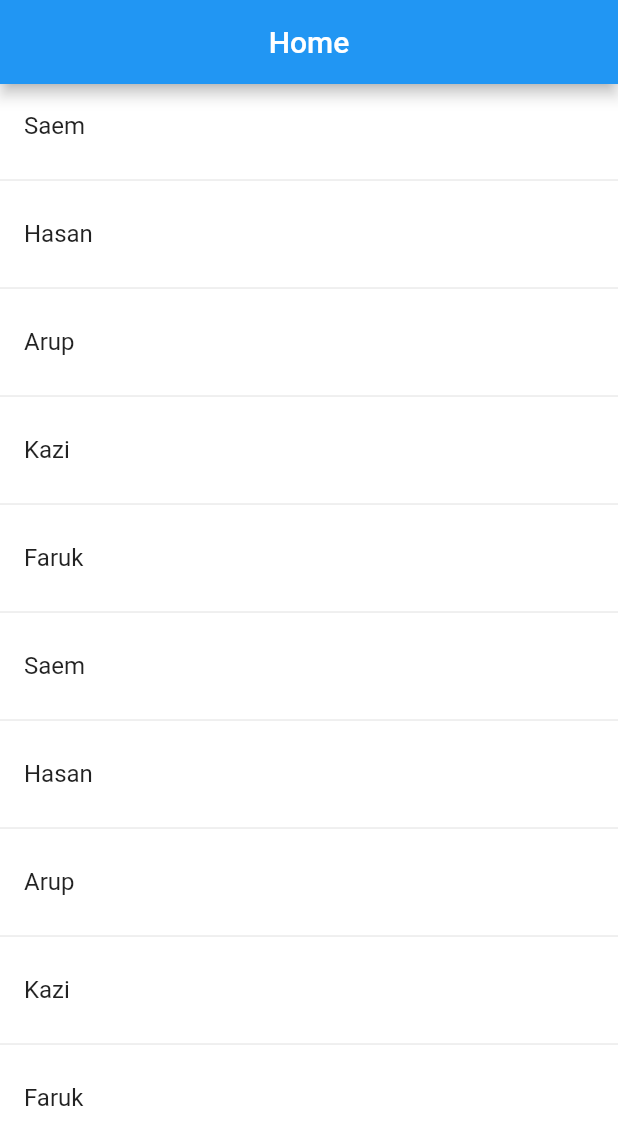
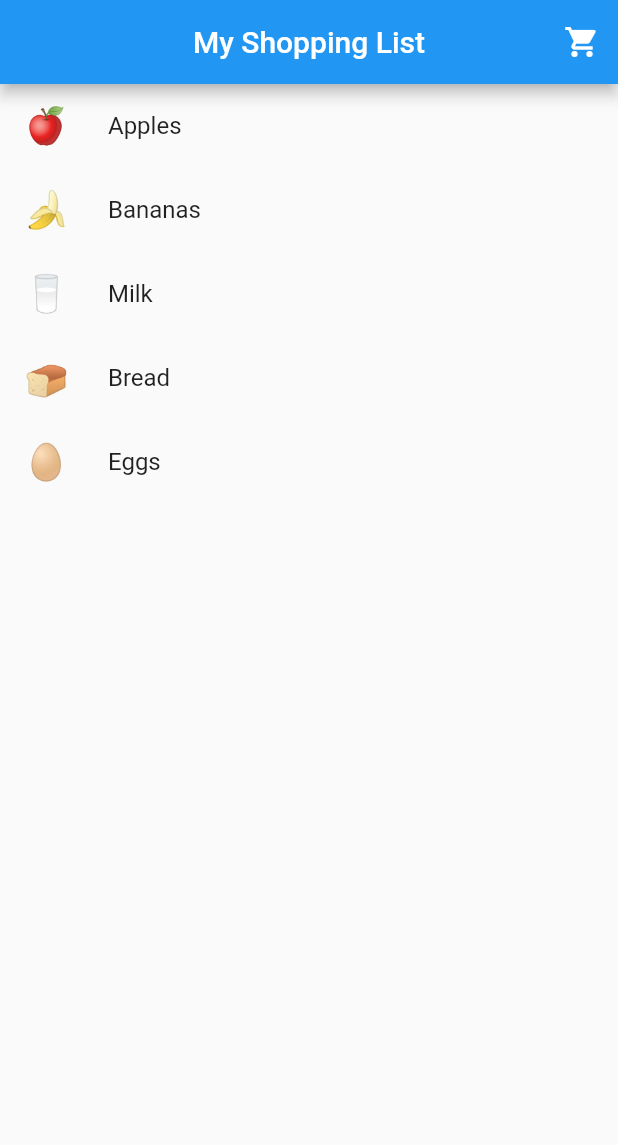
Before and after one commit to saem10/Flutter_project, a Flutter app: the screen it shows after launch, on a phone screen of 412 x 824 dp. Shown: the top 1145 px of the screen. Run offline on Flutter 3.47's test engine with Material 2 defaults, Android fonts, the phone set to English and light mode, and no system bars.

Commit message:
module-6(quiz-1)

```diff
--- a/lib/main.dart
+++ b/lib/main.dart
@@ -1,64 +1,61 @@
 import 'package:flutter/material.dart';
-void main(){
-  runApp(
-      MyApp()
-  );
+
+void main() {
+  runApp(MyApp());
 }
-class MyApp extends StatelessWidget{
+
+class MyApp extends StatelessWidget {
   @override
-  Widget build(BuildContext context){
+  Widget build(BuildContext context) {
     return MaterialApp(
-      home: HomeScreen(),
+      home: Scaffold(
+        appBar: AppBar(
+          title: Text("My Shopping List"),
+          centerTitle: true, // Center the title in the app bar
+          actions: [
+            IconButton(
+              icon: Icon(Icons.shopping_cart),
+              onPressed: () {
+                // Add cart functionality here
+              },
+            ),
+          ],
+        ),
+        body: ShoppingList(),
+      ),
     );
   }
 }
-class HomeScreen extends StatefulWidget{
+
+class ShoppingList extends StatelessWidget {
+  final List<Map<String, String>> items = [
+    {"name": "Apples", "icon": "🍎"},
+    {"name": "Bananas", "icon": "🍌"},
+    {"name": "Milk", "icon": "🥛"},
+    {"name": "Bread", "icon": "🍞"},
+    {"name": "Eggs", "icon": "🥚"},
+  ];
+
   @override
-  State<HomeScreen> createState() => _HomeScreenState();
-}
-
-class _HomeScreenState extends State<HomeScreen> {
-  List<String> students = [
-    'Saem',
-    'Hasan',
-    'Arup',
-    'Kazi',
-    'Faruk',
-    'Saem',
-    'Hasan',
-    'Arup',
-    'Kazi',
-    'Faruk',
-  ];
-  @override
-  Widget build(BuildContext context){
-    return Scaffold(
-        backgroundColor: Colors.white,
-        appBar: AppBar(
-          centerTitle: true,
-          title: Text('Home'),
-        ),
-        body:
-        Scrollbar(
-          thickness: 10,
-          radius: Radius.circular(8),
-          child:ListView.separated(
-            itemCount: students.length,
-            itemBuilder: (context,index){
-            return ListTile(
-              onTap: (){
-                print('go to details screen');
-              },
-              title:Text(students[index]),
-            );
-           },
-            separatorBuilder: (context,index){
-              return Divider();
-            },
-          ),
-
-
-        )
+  Widget build(BuildContext context) {
+    return ListView.builder(
+      itemCount: items.length,
+      itemBuilder: (BuildContext context, int index) {
+        final item = items[index];
+        return ListTile(
+          leading: Text(item['icon'] ?? '', style: TextStyle(fontSize: 24.0)),
+          title: Text(item['name'] ?? ''),
+          onTap: () {
+            // Add functionality when an item is tapped.
+            // For example, you can show a snackbar message.
+           /* ScaffoldMessenger.of(context).showSnackBar(
+               SnackBar(
+                content: Text("You tapped ${item['name']}"),
+              ),
+            );*/
+          },
+        );
+      },
     );
   }
 }
```
